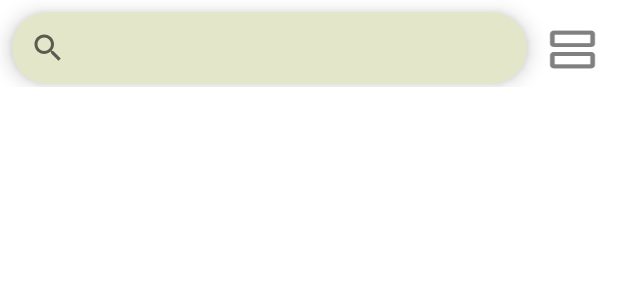
After one commit to gamaerry/Jovenes-a-la-42-muestra-nacional-de-teatro, an Android app: the layout cabecera.xml on its own in the app's theme, with its tools: preview values and no code run, on a phone screen of 412 x 824 dp. The commit adds this screen. Shown: the top 300 px of the screen. Run offline under Robolectric (Android 15) with nearby library versions, the phone set to English and light mode, and no system bars.

Commit message:
agregada con exito la cabecera.xml

```diff
--- /dev/null
+++ b/app/src/main/res/drawable/barra_de_busqueda.xml
@@ -0,0 +1,6 @@
+<?xml version="1.0" encoding="utf-8"?>
+<shape xmlns:android="http://schemas.android.com/apk/res/android"
+    android:shape="rectangle">
+    <solid android:color="?attr/colorOnPrimary"/>
+    <corners android:radius="60dp"/>
+</shape>
--- /dev/null
+++ b/app/src/main/res/drawable/ic_list.xml
@@ -0,0 +1,24 @@
+<vector xmlns:android="http://schemas.android.com/apk/res/android"
+    android:width="50dp"
+    android:height="50dp"
+    android:viewportWidth="256"
+    android:viewportHeight="256">
+  <group>
+    <clip-path
+        android:pathData="M48,140L208,140A16,16 0,0 1,224 156L224,204A16,16 0,0 1,208 220L48,220A16,16 0,0 1,32 204L32,156A16,16 0,0 1,48 140z"/>
+    <path
+        android:pathData="M48,140L208,140A16,16 0,0 1,224 156L224,204A16,16 0,0 1,208 220L48,220A16,16 0,0 1,32 204L32,156A16,16 0,0 1,48 140z"
+        android:strokeWidth="40"
+        android:fillColor="#00000000"
+        android:strokeColor="@android:color/tab_indicator_text"/>
+  </group>
+  <group>
+    <clip-path
+        android:pathData="M48,36L208,36A16,16 0,0 1,224 52L224,100A16,16 0,0 1,208 116L48,116A16,16 0,0 1,32 100L32,52A16,16 0,0 1,48 36z"/>
+    <path
+        android:pathData="M48,36L208,36A16,16 0,0 1,224 52L224,100A16,16 0,0 1,208 116L48,116A16,16 0,0 1,32 100L32,52A16,16 0,0 1,48 36z"
+        android:strokeWidth="40"
+        android:fillColor="#00000000"
+        android:strokeColor="@android:color/tab_indicator_text"/>
+  </group>
+</vector>
--- a/app/src/main/res/layout/activity_main.xml
+++ b/app/src/main/res/layout/activity_main.xml
@@ -4,6 +4,7 @@
     xmlns:tools="http://schemas.android.com/tools"
     android:layout_width="match_parent"
     android:layout_height="match_parent"
+    android:background="?attr/colorOnPrimary"
     tools:context=".MainActivity">
 
     <androidx.fragment.app.FragmentContainerView
--- /dev/null
+++ b/app/src/main/res/layout/cabecera.xml
@@ -0,0 +1,34 @@
+<?xml version="1.0" encoding="utf-8"?>
+<androidx.constraintlayout.widget.ConstraintLayout xmlns:android="http://schemas.android.com/apk/res/android"
+    xmlns:app="http://schemas.android.com/apk/res-auto"
+    android:layout_width="match_parent"
+    android:layout_height="wrap_content">
+
+    <androidx.appcompat.widget.SearchView
+        android:id="@+id/barraDeBusqueda"
+        android:layout_width="0dp"
+        android:elevation="8dp"
+        android:layout_height="wrap_content"
+        android:layout_marginStart="8dp"
+        android:layout_marginTop="8dp"
+        android:background="@drawable/barra_de_busqueda"
+        app:layout_constraintEnd_toStartOf="@+id/iconoLista"
+        app:layout_constraintHorizontal_bias="0.5"
+        app:layout_constraintHorizontal_weight="8.5"
+        app:layout_constraintStart_toStartOf="parent"
+        app:layout_constraintTop_toTopOf="parent" />
+
+    <ImageView
+        android:scaleY=".7"
+        android:scaleX=".8"
+        android:id="@+id/iconoLista"
+        android:layout_width="0dp"
+        android:layout_height="wrap_content"
+        android:layout_marginTop="8dp"
+        android:src="@drawable/ic_list"
+        app:layout_constraintEnd_toEndOf="parent"
+        app:layout_constraintHorizontal_bias="0.5"
+        app:layout_constraintHorizontal_weight="1.5"
+        app:layout_constraintStart_toEndOf="@+id/barraDeBusqueda"
+        app:layout_constraintTop_toTopOf="parent" />
+</androidx.constraintlayout.widget.ConstraintLayout>
```
Also changed, not shown: app/src/main/java/gamaerry/jovenesala42muestranacionaldeteatro/adapters/ListaProfesionalesAdapter.kt (+50 -7 lines), app/src/main/java/gamaerry/jovenesala42muestranacionaldeteatro/fragments/ListaProfesionalesFragment.kt (+14 -2 lines), app/src/main/res/layout/fragment_lista_profesionales.xml (+10 -5 lines).
